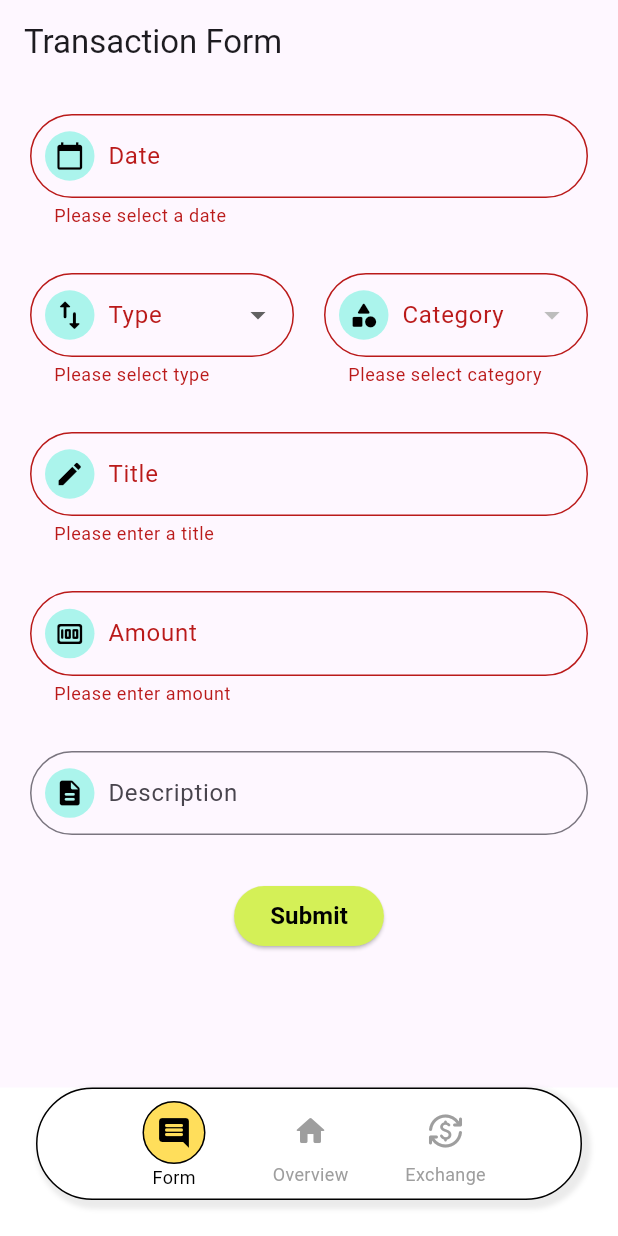
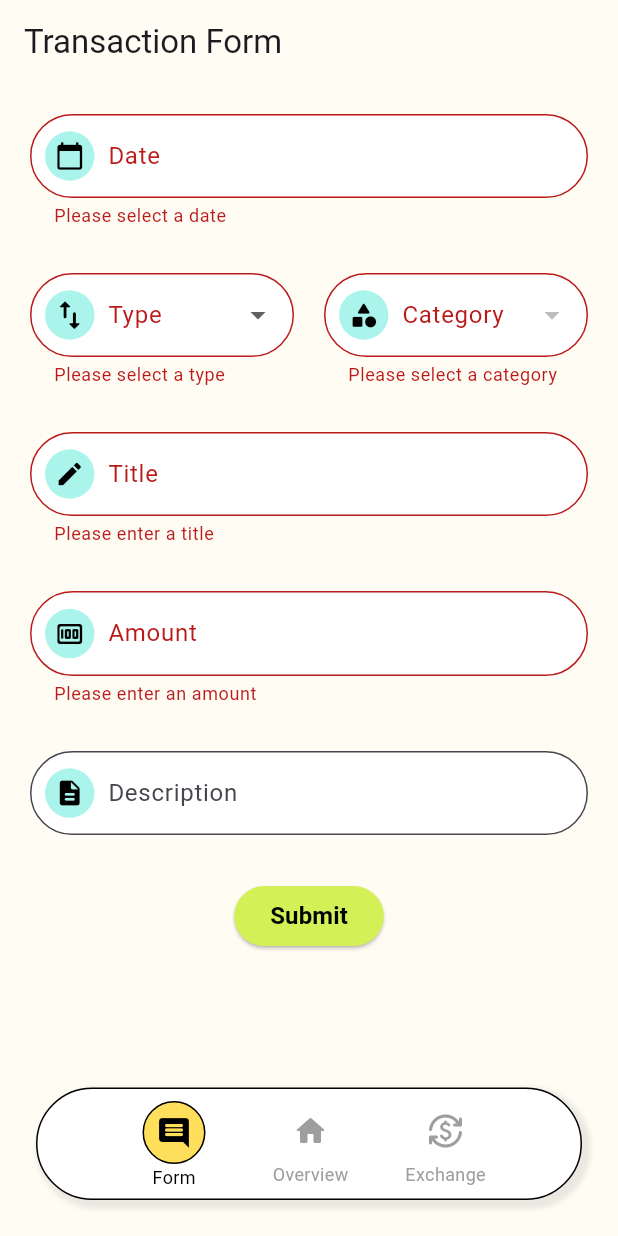
Before and after one commit to Riandec/income-expense-tracker, a Flutter app: the screen it shows after launch, after a tap on "Submit", on a phone screen of 412 x 824 dp. Run offline on Flutter 3.47's test engine with Material 3 defaults, Android fonts, the phone set to English and light mode, and no system bars; our stand-ins replace cloud_firestore, firebase_core, fl_chart; accounts and stored records are empty.

Commit message:
Update decoration

```diff
--- a/lib/screens/form_page.dart
+++ b/lib/screens/form_page.dart
@@ -67,8 +67,10 @@ class _FormPageState extends State<FormPage> {
   Widget build(BuildContext context) {
     return Scaffold(
       appBar: AppBar(
-        title: Text('Transaction Form')
+        title: Text('Transaction Form'),
+        backgroundColor: Color.fromRGBO(255, 252, 244, 1),
       ),
+      backgroundColor: Color.fromRGBO(255, 252, 244, 1),
       body: Form(
         key: _formKey,
         child: Padding(
@@ -81,6 +83,8 @@ class _FormPageState extends State<FormPage> {
                 controller: _dateController,
                 readOnly: true,
                 decoration: InputDecoration(
+                  filled: true,
+                  fillColor: Colors.white,
                   labelText: 'Date',
                   prefixIcon: Padding(
                     padding: EdgeInsets.only(left: 10, right: 5),
@@ -129,6 +133,8 @@ class _FormPageState extends State<FormPage> {
                   Expanded(
                     child: DropdownButtonFormField(
                       decoration: InputDecoration(
+                        filled: true,
+                        fillColor: Colors.white,
                         labelText: 'Type',
                         prefixIcon: Padding(
                           padding: EdgeInsets.only(left: 10, right: 5),
@@ -165,7 +171,7 @@ class _FormPageState extends State<FormPage> {
                       value: selectedType,
                       validator: (String? value) {
                         if (value == null || value.isEmpty) {
-                          return 'Please select type';
+                          return 'Please select a type';
                         }
                         return null;
                       },
@@ -176,6 +182,8 @@ class _FormPageState extends State<FormPage> {
                   Expanded(
                     child: DropdownButtonFormField(
                       decoration: InputDecoration(
+                        filled: true,
+                        fillColor: Colors.white,
                         labelText: 'Category',
                         prefixIcon: Padding(
                           padding: EdgeInsets.only(left: 10, right: 5),
@@ -211,7 +219,7 @@ class _FormPageState extends State<FormPage> {
                       value: selectedCategory,
                       validator: (String? value) {
                         if (value == null || value.isEmpty) {
-                          return 'Please select category';
+                          return 'Please select a category';
                         }
                         return null;
                       },
@@ -224,6 +232,8 @@ class _FormPageState extends State<FormPage> {
               TextFormField(
                 controller: _titleController,
                 decoration: InputDecoration(
+                  filled: true,
+                  fillColor: Colors.white,
                   labelText: 'Title',
                   prefixIcon: Padding(
                     padding: EdgeInsets.only(left: 10, right: 5),
@@ -259,6 +269,8 @@ class _FormPageState extends State<FormPage> {
                 controller: _amountController,
                 keyboardType: TextInputType.number,
                 decoration: InputDecoration(
+                  filled: true,
+                  fillColor: Colors.white,
                   labelText: 'Amount',
                   suffixText: '฿',
                   prefixIcon: Padding(
@@ -284,7 +296,7 @@ class _FormPageState extends State<FormPage> {
                 ),
                 validator: (String? value) {
                   if (value == null || value.isEmpty) {
-                    return 'Please enter amount';
+                    return 'Please enter an amount';
                   }
                   return null;
                 },
@@ -294,6 +306,8 @@ class _FormPageState extends State<FormPage> {
               TextFormField(
                 controller: _descriptionController,
                 decoration: InputDecoration(
+                  filled: true,
+                  fillColor: Colors.white,
                   labelText: 'Description',
                   prefixIcon: Padding(
                     padding: EdgeInsets.only(left: 10, right: 5),
--- a/lib/screens/overview_page.dart
+++ b/lib/screens/overview_page.dart
@@ -106,9 +106,8 @@ class _OverviewPageState extends State<OverviewPage> {
       _buildOverview(),
       ExchangePage(),
     ];
-
     return Scaffold(
-      backgroundColor: Colors.transparent,
+      backgroundColor: Color.fromRGBO(255, 252, 244, 1),
       bottomNavigationBar: _navBar(),
       body: pages[selectedIndex]
     );
@@ -126,7 +125,8 @@ class _OverviewPageState extends State<OverviewPage> {
               Text(
                 selectedMonth ?? 'Month',
                 style: TextStyle(
-                  fontFamily: 'Animal Chariot',
+                  fontFamily: 'Playfair Display',
+                  fontStyle: FontStyle.italic,
                   fontSize: 32,
                   fontWeight: FontWeight.bold
                 ),
@@ -137,6 +137,8 @@ class _OverviewPageState extends State<OverviewPage> {
                 child: DropdownButtonFormField(
                   value: selectedMonth,
                   decoration: InputDecoration(
+                    filled: true,
+                    fillColor: Colors.white,
                     labelText: 'Month',
                     border: OutlineInputBorder(
                       borderSide: BorderSide(color: Colors.black),
@@ -163,6 +165,8 @@ class _OverviewPageState extends State<OverviewPage> {
                 child: DropdownButtonFormField(
                   value: selectedYear,
                   decoration: InputDecoration(
+                    filled: true,
+                    fillColor: Colors.white,
                     labelText: 'Year',
                     border: OutlineInputBorder(
                       borderSide: BorderSide(color: Colors.black),
@@ -192,13 +196,60 @@ class _OverviewPageState extends State<OverviewPage> {
             decoration: BoxDecoration(
               border: Border.all(color: Colors.black),
               borderRadius: BorderRadius.circular(10),
+              color: Colors.white
             ),
             child: Row(
               mainAxisAlignment: MainAxisAlignment.spaceAround,
               children: [
-                Text('Balance\n฿ ${totalBalance.toStringAsFixed(2)}'),
-                Text('Income\n฿ ${totalIncome.toStringAsFixed(2)}'),
-                Text('Expense\n฿ ${totalExpense.toStringAsFixed(2)}')
+                Column(
+                  children: [
+                    Text(
+                      'Balance',
+                      style: TextStyle(
+                        fontWeight: FontWeight.bold,
+                      ),
+                    ),
+                    Text(
+                      '฿ ${totalBalance.toStringAsFixed(2)}',
+                      style: TextStyle(
+                        color: Color.fromRGBO(241, 203, 69, 1)
+                      )
+                    )
+                  ],
+                ),
+                Column(
+                  children: [
+                    Text(
+                      'Income',
+                      style: TextStyle(
+                        fontWeight: FontWeight.bold,
+                      ),
+                    ),
+                    Text(
+                      '฿ ${totalIncome.toStringAsFixed(2)}',
+                      style: TextStyle(
+                        color: Color.fromRGBO(148, 213, 95, 1)
+                      )
+                    )
+                  ],
+                ),
+                Column(
+                  children: [
+                    Text(
+                      'Expense',
+                      style: TextStyle(
+                        fontWeight: FontWeight.bold,
+                      ),
+                    ),
+                    Text(
+                      '฿ ${totalExpense.toStringAsFixed(2)}',
+                      style: TextStyle(
+                        color: Color.fromRGBO(253, 77, 90, 1)
+                      )
+                    )
+                  ],
+                )
+
               ],
             )
           ),
@@ -217,7 +268,7 @@ class _OverviewPageState extends State<OverviewPage> {
           SizedBox(height: 15),
           // Category list
           SizedBox(
-            height: 80,
+            height: 70,
             child: ListView.builder(
               scrollDirection: Axis.horizontal,
               itemCount: allCategory.length,
@@ -231,15 +282,20 @@ class _OverviewPageState extends State<OverviewPage> {
                   padding: EdgeInsets.all(10),
                   margin: EdgeInsets.only(right: 10),
                   decoration: BoxDecoration(
-                    border: Border.all(color: isIncome ? Colors.green : Colors.red),
-                    borderRadius: BorderRadius.circular(10)
+                    border: Border.all(color: Colors.black),
+                    borderRadius: BorderRadius.circular(10),
+                    color: Colors.white
                   ),
                   child: Column(
                     mainAxisAlignment: MainAxisAlignment.center,
                     children: [
                       Text(category),
-                      SizedBox(height: 5),
-                      Text('฿ ${amount.toStringAsFixed(2)}'),
+                      Text(
+                        '฿ ${amount.toStringAsFixed(2)}',
+                        style: TextStyle(
+                          color: isIncome ? Color.fromRGBO(148, 213, 95, 1) : Color.fromRGBO(253, 77, 90, 1)
+                        ),
+                      ),
                     ],
                   )
                 );
@@ -248,7 +304,13 @@ class _OverviewPageState extends State<OverviewPage> {
           ),
           SizedBox(height: 15),
           // Transaction list
-          Text('Transactions'),
+          Text(
+            'Transactions History',
+            style: TextStyle(
+              fontSize: 18,
+              fontWeight: FontWeight.bold
+            ),
+          ),
           SizedBox(height: 5),
           StreamBuilder<QuerySnapshot>(
             stream: transactions
@@ -275,9 +337,30 @@ class _OverviewPageState extends State<OverviewPage> {
                   itemCount: transactionsList.length,
                   itemBuilder: (context, index) {
                     return ListTile(
-                      title: Text(titles[index]),
-                      subtitle: Text(DateFormat('dd MMM yyyy · HH:mm').format(date[index].toDate())),
-                      trailing: Text('${type[index] == 'Income' ? '+' : '-'}${amount[index].toStringAsFixed(2)}'),
+                      dense: true,
+                      visualDensity: VisualDensity(vertical: -4),
+                      contentPadding: EdgeInsets.zero,
+                      leading: Text((index+1).toString()),
+                      title: Text(
+                        titles[index],
+                        style: TextStyle(
+                          fontSize: 15
+                        ),
+                      ),
+                      subtitle: Text(
+                        DateFormat('dd MMM yyyy · HH:mm').format(date[index].toDate()),
+                        style: TextStyle(
+                          fontSize: 12,
+                          color: Colors.grey
+                        ),
+                      ),
+                      trailing: Text(
+                        '${type[index] == 'Income' ? '+' : '−'}${amount[index].toStringAsFixed(2)}',
+                        style: TextStyle(
+                          fontSize: 15,
+                          color: type[index] == 'Income' ? Color.fromRGBO(148, 213, 95, 1) : Color.fromRGBO(253, 77, 90, 1)
+                        ),
+                      ),
                     );
                   },
                 );
@@ -358,19 +441,19 @@ class _OverviewPageState extends State<OverviewPage> {
   // Pie chart
   Widget _buildPieChart(Map<String, double> data, double total, String label) {
     final incomeColors = [
-      Color.fromRGBO(91, 124, 255, 1),
-      Color.fromRGBO(171, 244, 236, 1),
+      Color.fromRGBO(126, 238, 226, 1),
+      Color.fromRGBO(174, 238, 121, 1),
       Color.fromRGBO(117, 237, 194, 1),
-      Color.fromRGBO(142, 165, 255, 1),
-      Color.fromRGBO(255, 222, 91, 1),
+      Color.fromRGBO(157, 210, 243, 1),
+      Color.fromRGBO(216, 244, 171, 1),
     ];
     final expenseColors = [
       Color.fromRGBO(253, 77, 90, 1),
       Color.fromRGBO(254, 138, 185, 1),
       Color.fromRGBO(254, 160, 127, 1),
-      Color.fromRGBO(255, 222, 91, 1),
+      Color.fromRGBO(255, 188, 194, 1),
       Color.fromRGBO(253, 77, 193, 1),
-      Color.fromRGBO(223, 127, 254, 1),
+      Color.fromRGBO(254, 130, 87, 1),
     ];
 
     return Expanded(
@@ -379,6 +462,7 @@ class _OverviewPageState extends State<OverviewPage> {
         decoration: BoxDecoration(
           border: Border.all(color: Colors.black),
           borderRadius: BorderRadius.circular(10),
+          color: Colors.white
         ),
         child: Column(
           children: [
@@ -386,6 +470,7 @@ class _OverviewPageState extends State<OverviewPage> {
               label,
               style: TextStyle(
                 fontSize: 14,
+                fontWeight: FontWeight.bold
               ),
             ),
             SizedBox(height: 5),
--- a/pubspec.yaml
+++ b/pubspec.yaml
@@ -69,6 +69,12 @@ flutter:
     - family: Animal Chariot
       fonts:
         - asset: assets/fonts/Animal-Chariot.ttf
+    - family: Playfair Display
+      fonts:
+        - asset: assets/fonts/PlayfairDisplay-Regular.ttf
+        - asset: assets/fonts/PlayfairDisplay-Italic.ttf
+          style: italic
+
 
   #   - images/a_dot_burr.jpeg
   #   - images/a_dot_ham.jpeg
```
Also changed, not shown: assets/fonts/PlayfairDisplay-Italic.ttf (added), assets/fonts/PlayfairDisplay-Regular.ttf (added).
